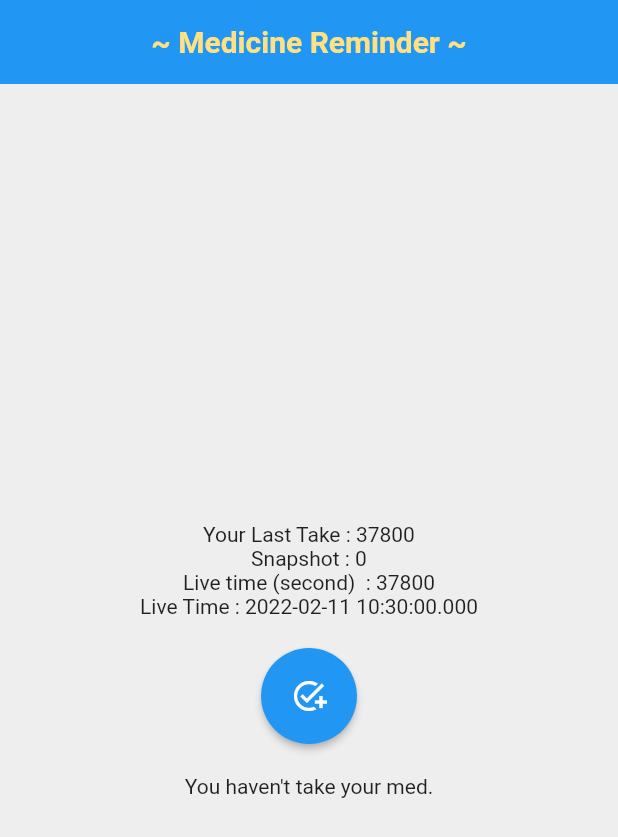
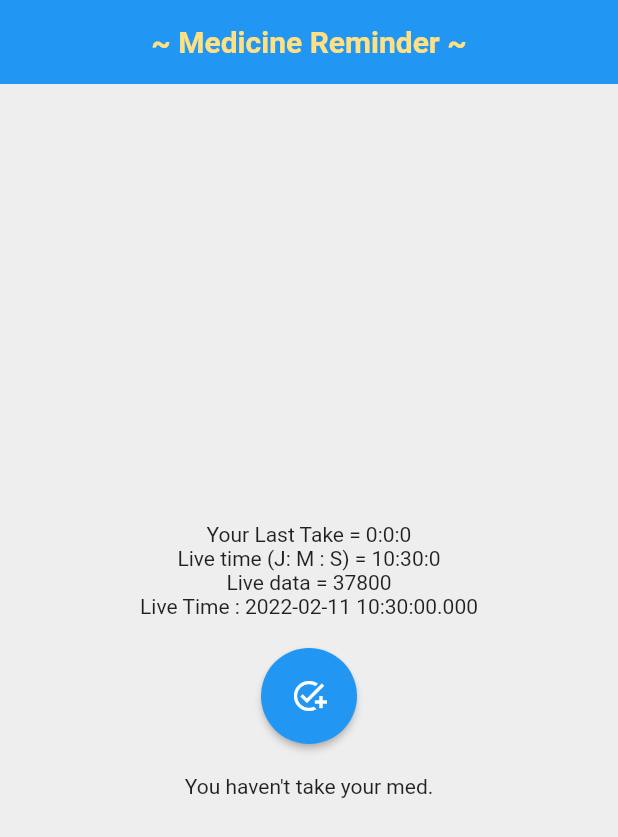
Before and after one commit to Kakaranara/Medder, a Flutter app: the screen it shows after launch, on a phone screen of 412 x 824 dp. Shown: the top 837 px of the screen. Run offline on Flutter 3.47's test engine with Material 2 defaults, Android fonts, the phone set to English and light mode, and no system bars; our stand-ins replace shared_preferences.

Commit message:
convert to real time

```diff
--- a/lib/main.dart
+++ b/lib/main.dart
@@ -79,14 +79,19 @@
             child: Column(
               mainAxisAlignment: MainAxisAlignment.center,
               children: [
-                Text("Your Last Take : $time"),
                 FutureBuilder<int>(
                   future: _lastTime,
                   builder: (BuildContext context, AsyncSnapshot<int> snapshot){
-                    return Text("Snapshot : ${snapshot.data}");
+                    final data = snapshot.data ?? 0;
+                    final h = data ~/ 3600;
+                    final m = ((data / 60) - (h * 60)).toInt();
+                    final s = data % 60;
+
+                    return Text("Your Last Take = $h:$m:$s");
                   },
                 ),
-                Text("Live time (second)  : $time"),
+                Text("Live time (J: M : S) = $hours:$minutes:$seconds"),
+                Text("Live data = $time"),
                 Text("Live Time : ${DateTime.now()}"),
                 const SizedBox(height: 20.0,),
                 ElevatedButton(
@@ -101,7 +106,7 @@
                     padding: const EdgeInsets.all(20.0),
                   ),
                 ),
-                SizedBox(height: 20.0,),
+                const SizedBox(height: 20.0,),
                 Text(
                   isMed ? "You Have Taken Medicine ! " : "You haven't take your med."
                 )
```
